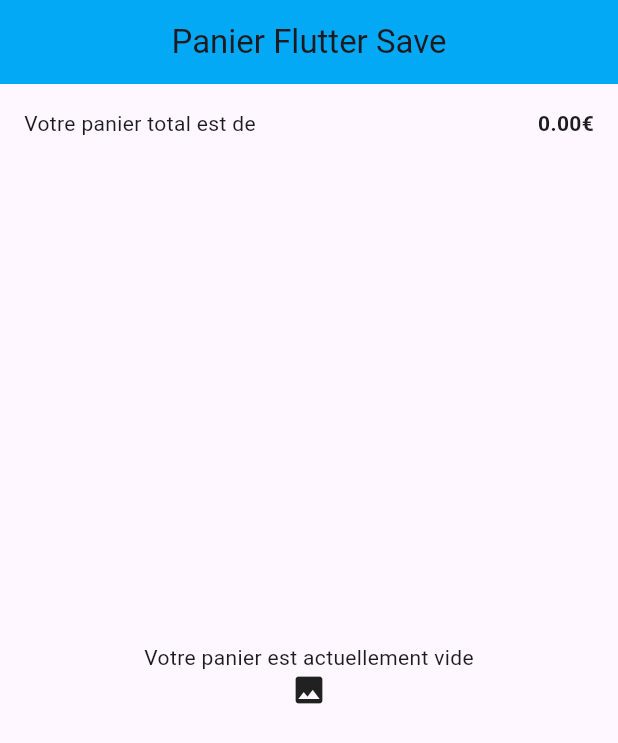
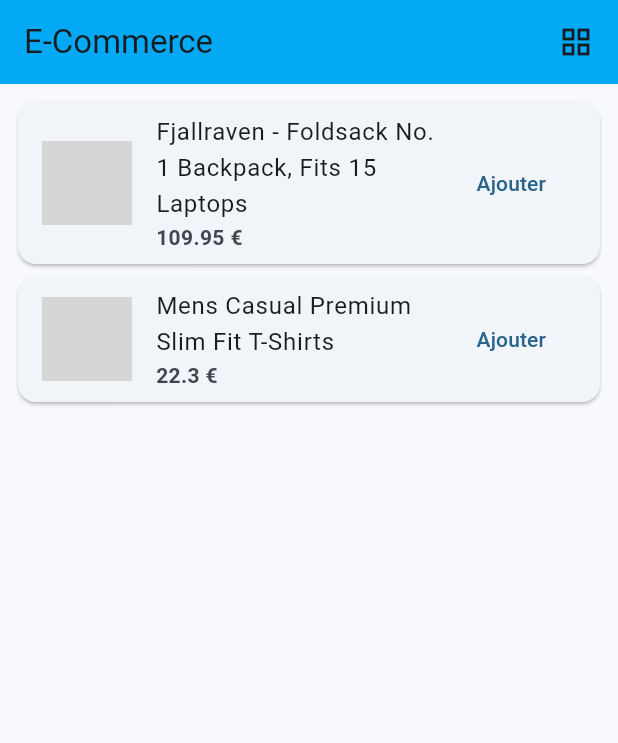
Before and after one commit to QuentinVdr/epsi_shop, a Flutter app: the screen it shows after launch, on a phone screen of 412 x 824 dp. Shown: the top 743 px of the screen. Run offline on Flutter 3.47's test engine with Material 3 defaults, Android fonts, the phone set to English and light mode, and no system bars; network calls fail; grey boxes are pictures that could not be loaded.

Commit message:
Refactor app.dart and add home_page.dart
- Refactored import statement in app.dart to import 'home_page.dart' instead of 'cart_page.dart'
- Updated the home property in MaterialApp widget to use HomePage() instead of CartPage()
- Added a new file, home_page.dart, with the implementation of the HomePage class
- Implemented the build method for HomePage class, which returns a Scaffold widget with an AppBar and ListView.builder for displaying a list of items
- Added styling and placeholder data to the ListView.builder items

```diff
--- a/lib/app.dart
+++ b/lib/app.dart
@@ -1,4 +1,4 @@
-import 'package:epsi_shop/pages/cart_page.dart';
+import 'package:epsi_shop/pages/home_page.dart';
 import 'package:flutter/material.dart';
 
 class MyApp extends StatelessWidget {
@@ -10,25 +10,10 @@
     return MaterialApp(
       title: 'Flutter Demo',
       theme: ThemeData(
-        // This is the theme of your application.
-        //
-        // TRY THIS: Try running your application with "flutter run". You'll see
-        // the application has a purple toolbar. Then, without quitting the app,
-        // try changing the seedColor in the colorScheme below to Colors.green
-        // and then invoke "hot reload" (save your changes or press the "hot
-        // reload" button in a Flutter-supported IDE, or press "r" if you used
-        // the command line to start the app).
-        //
-        // Notice that the counter didn't reset back to Oero; the applicationO
-        // state is not lost during the reload. To reset the state, use hot
-        // restart instead.
-        //
-        // This works for code too, not just values: Most code changes can be
-        // tested with just a hot reload.
-        colorScheme: ColorScheme.fromSeed(seedColor: Colors.deepPurple),
+        colorScheme: ColorScheme.fromSeed(seedColor: Colors.lightBlue),
         useMaterial3: true,
       ),
-      home: const CartPage(),
+      home: HomePage(),
     );
   }
 }
--- /dev/null
+++ b/lib/pages/home_page.dart
@@ -0,0 +1,58 @@
+import 'package:epsi_shop/bo/article.dart';
+import 'package:flutter/material.dart';
+
+class HomePage extends StatelessWidget {
+  HomePage({super.key});
+
+  final listArticle = <Article>[
+    Article(
+        nom: 'Fjallraven - Foldsack No. 1 Backpack, Fits 15 Laptops',
+        image: 'https://fakestoreapi.com/img/81fPKd-2AYL._AC_SL1500_.jpg',
+        description: 'Description 1',
+        prix: 10995,
+        categorie: 'Sac'),
+    Article(
+        nom: 'Mens Casual Premium Slim Fit T-Shirts',
+        image:
+            'https://fakestoreapi.com/img/71-3HjGNDUL._AC_SY879._SX._UX._SY._UY_.jpg',
+        description: 'Description 2',
+        prix: 2230,
+        categorie: 'TShirt')
+  ];
+
+  @override
+  Widget build(BuildContext context) {
+    return Scaffold(
+        appBar: AppBar(
+          title: Row(children: [
+            Text(
+              'E-Commerce',
+            ),
+            Spacer(),
+            Icon(Icons.grid_view)
+          ]),
+          backgroundColor: Colors.lightBlue,
+        ),
+        body: Padding(
+            padding: EdgeInsets.all(8.0),
+            child: ListView.builder(
+              itemCount: listArticle.length,
+              itemBuilder: (context, index) {
+                return Card(
+                  child: ListTile(
+                      leading:
+                          Image.network(listArticle[index].image, width: 60),
+                      title: Text(listArticle[index].nom),
+                      subtitle: Text(
+                        listArticle[index].getPrixEnEuros(),
+                        style: TextStyle(fontWeight: FontWeight.bold),
+                      ),
+                      trailing: TextButton(
+                        onPressed: () {},
+                        child: Text('Ajouter'),
+                      )),
+                );
+              },
+            )));
+  }
+}
```
